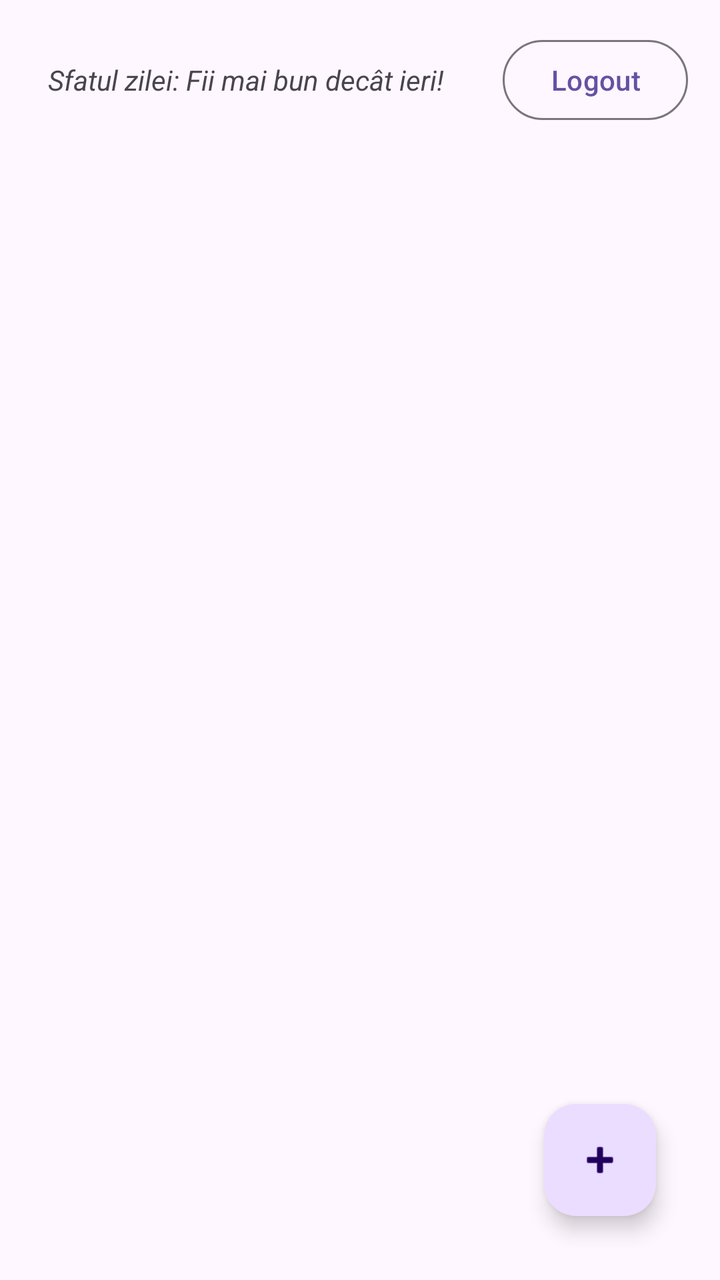
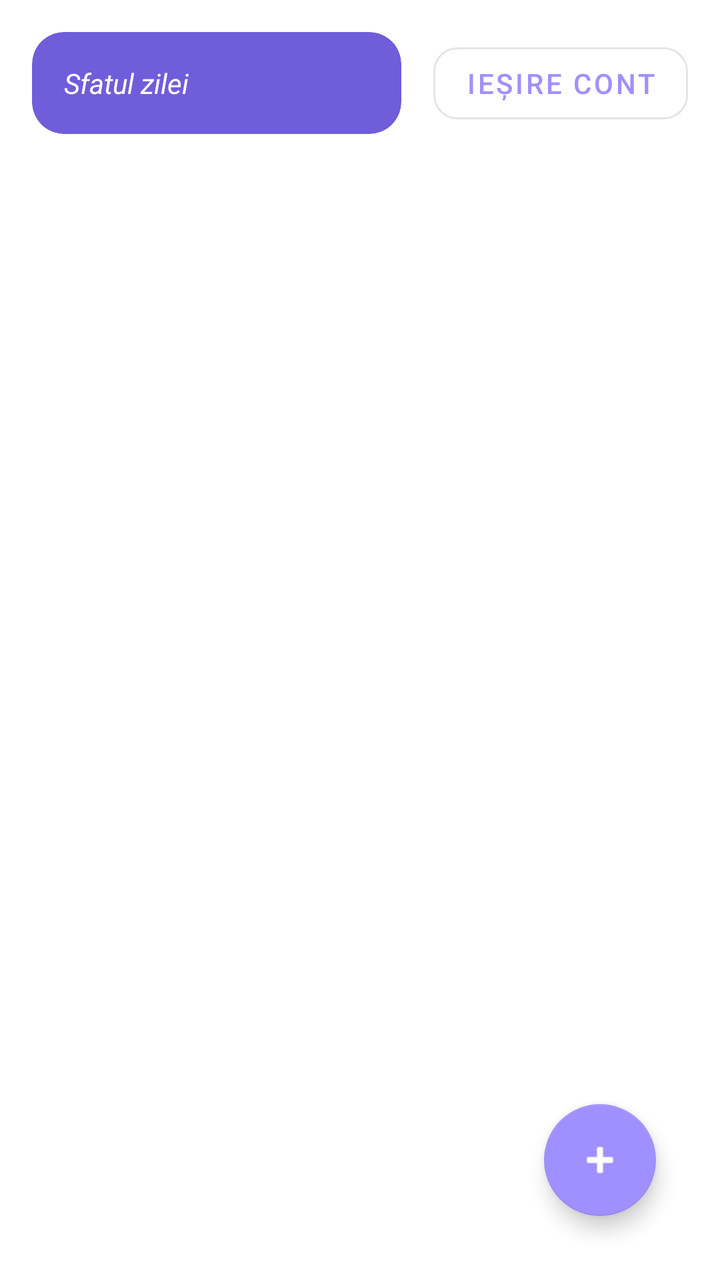

Screens rendered from an Android XML layout before and after an edit, with the pre-edit source and the edit as a unified diff.
<!-- AndroidManifest.xml: application theme Theme.Bad_Habits_Tracker -->
<!-- res/layout/fragment_dashboard.xml -->
<?xml version="1.0" encoding="utf-8"?>
<androidx.constraintlayout.widget.ConstraintLayout xmlns:android="http://schemas.android.com/apk/res/android"
    xmlns:app="http://schemas.android.com/apk/res-auto"
    xmlns:tools="http://schemas.android.com/tools"
    android:layout_width="match_parent"
    android:layout_height="match_parent"
    android:padding="16dp">

    <LinearLayout
        android:id="@+id/llTopBar"
        android:layout_width="0dp"
        android:layout_height="wrap_content"
        android:orientation="horizontal"
        app:layout_constraintTop_toTopOf="parent"
        app:layout_constraintStart_toStartOf="parent"
        app:layout_constraintEnd_toEndOf="parent"
        android:gravity="center_vertical">

        <TextView
            android:id="@+id/tvDailyTip"
            android:layout_width="0dp"
            android:layout_height="wrap_content"
            android:layout_weight="1"
            android:text="Sfatul zilei: Fii mai bun decât ieri!"
            android:textSize="14sp"
            android:textStyle="italic"
            android:padding="8dp" />

        <Button
            android:id="@+id/btnLogout"
            android:layout_width="wrap_content"
            android:layout_height="wrap_content"
            android:text="Logout"
            style="?attr/materialButtonOutlinedStyle"
            android:layout_marginStart="8dp" />
    </LinearLayout>

    <androidx.recyclerview.widget.RecyclerView
        android:id="@+id/rvHabits"
        android:layout_width="0dp"
        android:layout_height="0dp"
        android:layout_marginTop="16dp"
        app:layout_constraintTop_toBottomOf="@id/llTopBar"
        app:layout_constraintBottom_toBottomOf="parent"
        app:layout_constraintStart_toStartOf="parent"
        app:layout_constraintEnd_toEndOf="parent"
        tools:listitem="@layout/item_habit"/>

    <com.google.android.material.floatingactionbutton.FloatingActionButton
        android:id="@+id/fabAddHabit"
        android:layout_width="wrap_content"
        android:layout_height="wrap_content"
        android:layout_marginEnd="16dp"
        android:layout_marginBottom="16dp"
        android:src="@android:drawable/ic_input_add"
        android:contentDescription="Adaugă Viciu"
        app:layout_constraintBottom_toBottomOf="parent"
        app:layout_constraintEnd_toEndOf="parent" />

</androidx.constraintlayout.widget.ConstraintLayout>
<!-- res/layout/item_habit.xml (included above) -->
<?xml version="1.0" encoding="utf-8"?>
<androidx.cardview.widget.CardView xmlns:android="http://schemas.android.com/apk/res/android"
    xmlns:app="http://schemas.android.com/apk/res-auto"
    android:layout_width="match_parent"
    android:layout_height="wrap_content"
    android:layout_margin="8dp"
    app:cardCornerRadius="8dp"
    app:cardElevation="4dp">

    <androidx.constraintlayout.widget.ConstraintLayout
        android:layout_width="match_parent"
        android:layout_height="wrap_content"
        android:padding="16dp">

        <TextView
            android:id="@+id/tvHabitDetails"
            android:layout_width="0dp"
            android:layout_height="wrap_content"
            android:textSize="16sp"
            app:layout_constraintBottom_toBottomOf="parent"
            app:layout_constraintEnd_toEndOf="parent"
            app:layout_constraintStart_toStartOf="parent"
            app:layout_constraintTop_toTopOf="parent" />

    </androidx.constraintlayout.widget.ConstraintLayout>

</androidx.cardview.widget.CardView>
<!-- resources referenced by this layout -->
<resources>
  <style name="Theme.Bad_Habits_Tracker" parent="Base.Theme.Bad_Habits_Tracker" />
  <style name="Base.Theme.Bad_Habits_Tracker" parent="Theme.Material3.DayNight.NoActionBar">
          
          
      </style>
</resources>

<!-- the commit's change to res/layout/fragment_dashboard.xml (unified diff, before → after) -->
@@ -4,47 +4,55 @@
     xmlns:tools="http://schemas.android.com/tools"
     android:layout_width="match_parent"
     android:layout_height="match_parent"
+    android:background="?attr/colorSurface"
     android:padding="16dp">
 
-    <LinearLayout
-        android:id="@+id/llTopBar"
+    <com.google.android.material.card.MaterialCardView
+        android:id="@+id/cardDailyTip"
         android:layout_width="0dp"
         android:layout_height="wrap_content"
-        android:orientation="horizontal"
+        app:cardBackgroundColor="?attr/colorPrimaryVariant"
+        app:cardCornerRadius="16dp"
+        app:cardElevation="0dp"
+        app:layout_constraintEnd_toStartOf="@+id/btnLogout"
+        app:layout_constraintStart_toStartOf="parent"
         app:layout_constraintTop_toTopOf="parent"
-        app:layout_constraintStart_toStartOf="parent"
-        app:layout_constraintEnd_toEndOf="parent"
-        android:gravity="center_vertical">
+        android:layout_marginEnd="16dp">
 
         <TextView
             android:id="@+id/tvDailyTip"
-            android:layout_width="0dp"
+            android:layout_width="match_parent"
             android:layout_height="wrap_content"
-            android:layout_weight="1"
-            android:text="Sfatul zilei: Fii mai bun decât ieri!"
+            android:padding="16dp"
+            android:text="@string/title_daily_tip"
+            android:textColor="@color/white"
             android:textSize="14sp"
-            android:textStyle="italic"
-            android:padding="8dp" />
+            android:textStyle="italic" />
+    </com.google.android.material.card.MaterialCardView>
 
-        <Button
-            android:id="@+id/btnLogout"
-            android:layout_width="wrap_content"
-            android:layout_height="wrap_content"
-            android:text="Logout"
-            style="?attr/materialButtonOutlinedStyle"
-            android:layout_marginStart="8dp" />
-    </LinearLayout>
+    <com.google.android.material.button.MaterialButton
+        android:id="@+id/btnLogout"
+        style="@style/Widget.MaterialComponents.Button.OutlinedButton"
+        android:layout_width="wrap_content"
+        android:layout_height="wrap_content"
+        android:text="@string/action_logout"
+        app:cornerRadius="12dp"
+        app:layout_constraintBottom_toBottomOf="@+id/cardDailyTip"
+        app:layout_constraintEnd_toEndOf="parent"
+        app:layout_constraintTop_toTopOf="@+id/cardDailyTip" />
 
     <androidx.recyclerview.widget.RecyclerView
         android:id="@+id/rvHabits"
         android:layout_width="0dp"
         android:layout_height="0dp"
-        android:layout_marginTop="16dp"
-        app:layout_constraintTop_toBottomOf="@id/llTopBar"
+        android:layout_marginTop="24dp"
+        android:clipToPadding="false"
+        android:paddingBottom="80dp"
         app:layout_constraintBottom_toBottomOf="parent"
+        app:layout_constraintEnd_toEndOf="parent"
         app:layout_constraintStart_toStartOf="parent"
-        app:layout_constraintEnd_toEndOf="parent"
-        tools:listitem="@layout/item_habit"/>
+        app:layout_constraintTop_toBottomOf="@id/cardDailyTip"
+        tools:listitem="@layout/item_habit" />
 
     <com.google.android.material.floatingactionbutton.FloatingActionButton
         android:id="@+id/fabAddHabit"
@@ -52,32 +60,40 @@
         android:layout_height="wrap_content"
         android:layout_marginEnd="16dp"
         android:layout_marginBottom="16dp"
+        android:contentDescription="@string/action_add_habit"
         android:src="@android:drawable/ic_input_add"
-        android:contentDescription="Adaugă Viciu"
+        app:backgroundTint="?attr/colorPrimary"
+        app:tint="@color/white"
         app:layout_constraintBottom_toBottomOf="parent"
         app:layout_constraintEnd_toEndOf="parent" />
 
 </androidx.constraintlayout.widget.ConstraintLayout>
 <!-- res/layout/item_habit.xml (included above) -->
 <?xml version="1.0" encoding="utf-8"?>
-<androidx.cardview.widget.CardView xmlns:android="http://schemas.android.com/apk/res/android"
+<com.google.android.material.card.MaterialCardView xmlns:android="http://schemas.android.com/apk/res/android"
     xmlns:app="http://schemas.android.com/apk/res-auto"
     android:layout_width="match_parent"
     android:layout_height="wrap_content"
-    android:layout_margin="8dp"
-    app:cardCornerRadius="8dp"
-    app:cardElevation="4dp">
+    android:layout_marginHorizontal="16dp"
+    android:layout_marginVertical="8dp"
+    app:cardCornerRadius="16dp"
+    app:cardElevation="2dp"
+    app:cardBackgroundColor="?attr/colorSurface"
+    app:strokeColor="?attr/colorSecondary"
+    app:strokeWidth="1dp">
 
     <androidx.constraintlayout.widget.ConstraintLayout
         android:layout_width="match_parent"
         android:layout_height="wrap_content"
-        android:padding="16dp">
+        android:padding="20dp">
 
         <TextView
             android:id="@+id/tvHabitDetails"
             android:layout_width="0dp"
             android:layout_height="wrap_content"
-            android:textSize="16sp"
+            android:textSize="18sp"
+            android:textStyle="bold"
+            android:textColor="?attr/colorOnSurface"
             app:layout_constraintBottom_toBottomOf="parent"
             app:layout_constraintEnd_toEndOf="parent"
             app:layout_constraintStart_toStartOf="parent"
@@ -85,4 +101,4 @@
 
     </androidx.constraintlayout.widget.ConstraintLayout>
 
-</androidx.cardview.widget.CardView>
+</com.google.android.material.card.MaterialCardView>
<!-- resource entries referenced after the edit -->
@@ -1,9 +1,35 @@
 <!-- resources referenced by this layout -->
 <resources>
-  <style name="Theme.Bad_Habits_Tracker" parent="Base.Theme.Bad_Habits_Tracker" />
-  <style name="Base.Theme.Bad_Habits_Tracker" parent="Theme.Material3.DayNight.NoActionBar">
+  <color name="white">#FFFFFF</color>
+  <string name="action_add_habit">Adaugă viciu</string>
+  <string name="action_logout">Ieșire cont</string>
+  <string name="title_daily_tip">Sfatul zilei</string>
+  <style name="Theme.Bad_Habits_Tracker" parent="Theme.MaterialComponents.Light.NoActionBar">
+          
+          <item name="colorPrimary">@color/colorPrimary</item>
+          <item name="colorPrimaryVariant">@color/colorPrimaryDark</item>
+          <item name="colorOnPrimary">@color/white</item>
           
           
+          <item name="colorSecondary">@color/colorSecondary</item>
+          <item name="colorSecondaryVariant">@color/colorSecondary</item>
+          <item name="colorOnSecondary">@color/textColorPrimary</item>
+          
+          
+          <item name="android:colorBackground">@color/colorBackground</item>
+          <item name="colorSurface">@color/colorSurface</item>
+          <item name="colorOnBackground">@color/textColorPrimary</item>
+          <item name="colorOnSurface">@color/textColorPrimary</item>
+          
+          
+          <item name="colorError">@color/colorError</item>
       </style>
+  <color name="colorPrimary">#A090FF</color>
+  <color name="colorPrimaryDark">#705DDA</color>
+  <color name="colorSecondary">#8BE2C9</color>
+  <color name="textColorPrimary">#2D2D3A</color>
+  <color name="colorBackground">#F4F5FB</color>
+  <color name="colorSurface">#FFFFFF</color>
+  <color name="colorError">#FF8C8C</color>
 </resources>
 
